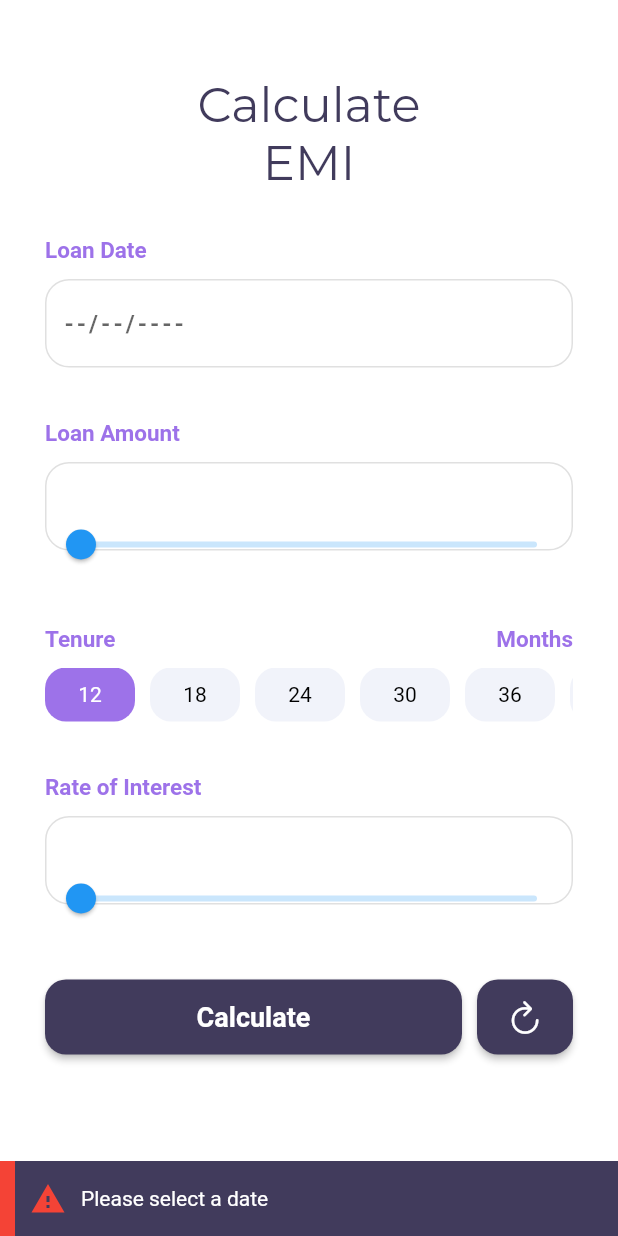
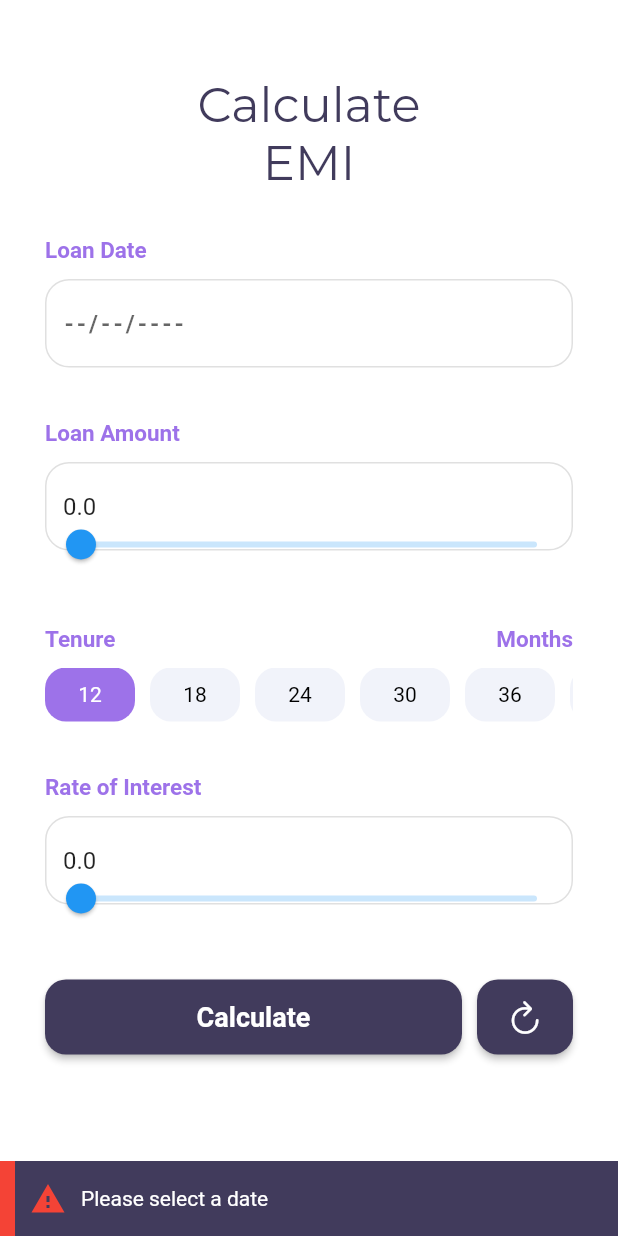
Before and after one commit to vishnucprasad/emi_calculator, a Flutter app: the screen it shows after launch, after a tap on "Calculate", on a phone screen of 412 x 824 dp. Run offline on Flutter 3.47's test engine with Material 2 defaults, Android fonts, the phone set to English and light mode, and no system bars; drawn by our look-alikes of syncfusion_flutter_sliders; our stand-ins replace auto_route, bloc, dartz, flutter_bloc, freezed_annotation, google_fonts and 2 more; missing offline and left inert: syncfusion_flutter_core.

Commit message:
minor fixes

```diff
--- a/lib/presentation/Home/widgets/emi_form.dart
+++ b/lib/presentation/Home/widgets/emi_form.dart
@@ -13,8 +13,10 @@ import 'package:flutter_bloc/flutter_bloc.dart';
 class EmiForm extends StatelessWidget {
   EmiForm({super.key});
 
-  final TextEditingController amountController = TextEditingController();
-  final TextEditingController interestController = TextEditingController();
+  final TextEditingController amountController =
+      TextEditingController(text: "0.0");
+  final TextEditingController interestController =
+      TextEditingController(text: "0.0");
 
   @override
   Widget build(BuildContext context) {
```
